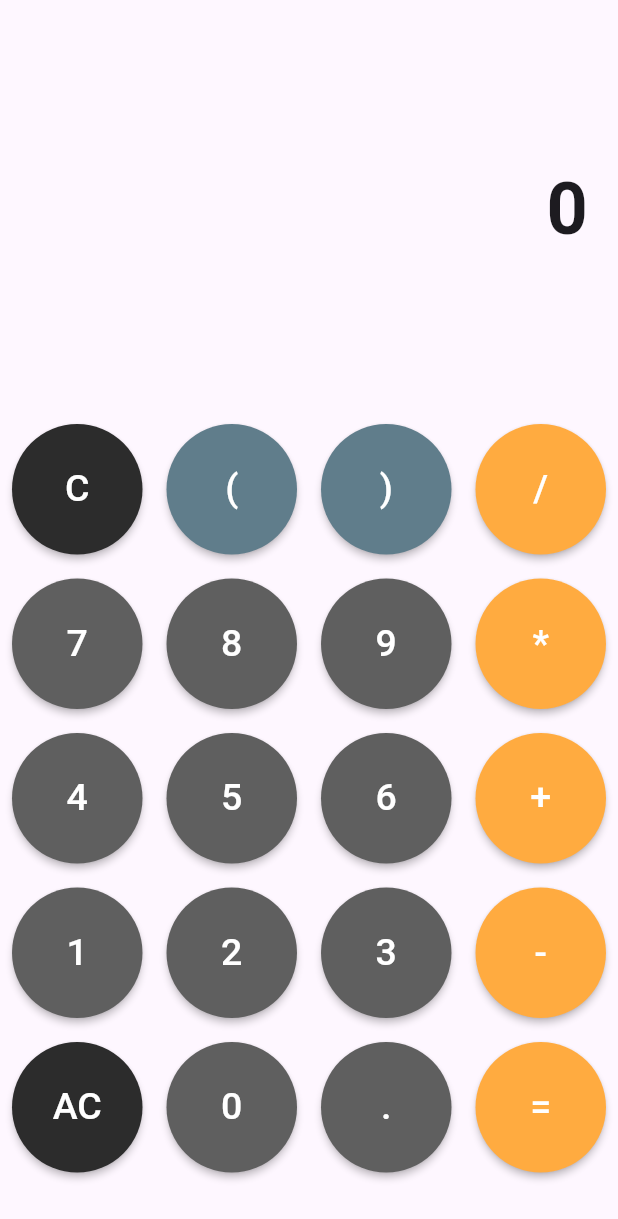
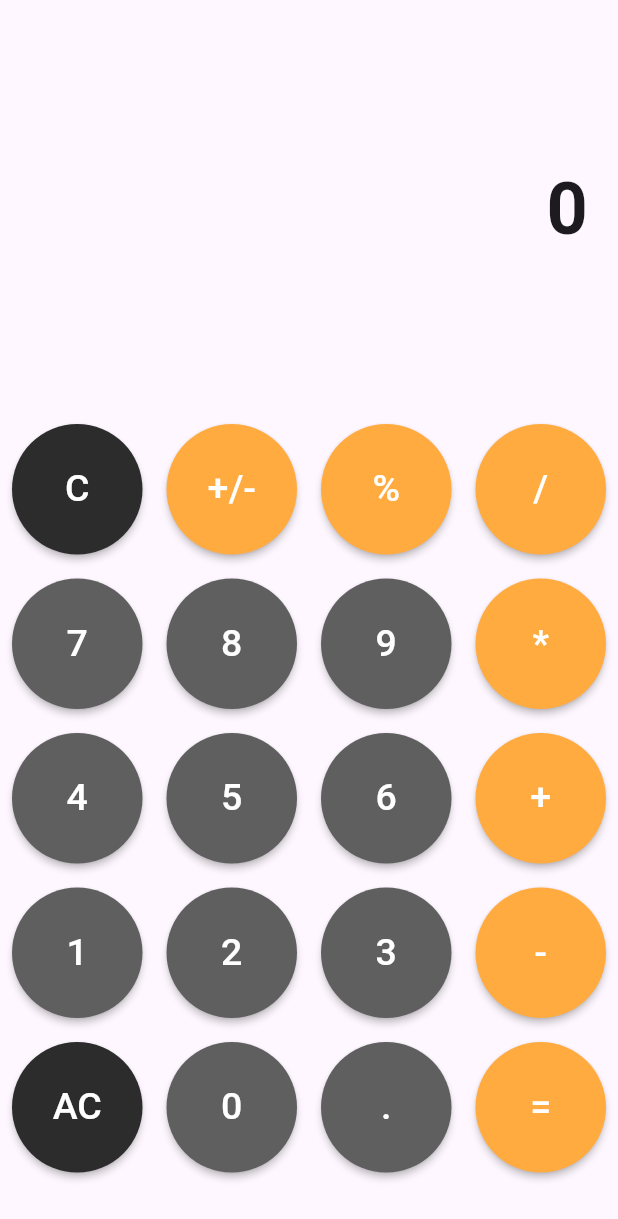
Before and after one commit to Fahim1240/Calculator_using_Flutter, a Flutter app: the screen it shows after launch, on a phone screen of 412 x 824 dp. Shown: the top 1219 px of the screen. Run offline on Flutter 3.47's test engine with Material 2 defaults, Android fonts, the phone set to English and light mode, and no system bars; our stand-ins replace math_expressions.

Commit message:
Second Commit

```diff
--- a/lib/calculator.dart
+++ b/lib/calculator.dart
@@ -12,8 +12,8 @@ class _CalculatorState extends State<Calculator> {
 
   List<String> buttonsList = [
     'C',
-    '(',
-    ')',
+    '+/-',
+    '%',
     '/',
     '7',
     '8',
@@ -126,6 +126,22 @@ class _CalculatorState extends State<Calculator> {
       return;
     }
 
+    if (text == "%") {
+      userInput += '/100';
+      return;
+    }
+
+    if (text == "+/-") {
+      if (userInput.isNotEmpty) {
+        if (userInput[0] == '-') {
+          userInput = userInput.substring(1);
+        } else {
+          userInput = '-' + userInput;
+        }
+      }
+      return;
+    }
+
     userInput = userInput + text;
   }
 
@@ -144,16 +160,14 @@ class _CalculatorState extends State<Calculator> {
         text == "*" ||
         text == "+" ||
         text == "-" ||
-        text == "=") {
+        text == "=" ||
+        text == "+/-" ||
+        text == "%") {
       return Colors.orangeAccent;
     }
     if (text == "C" || text == "AC") {
-      return Color.fromARGB(255, 44, 44, 44);
+      return const Color.fromARGB(255, 44, 44, 44);
     }
-    if (text == "(" || text == ")") {
-      return Colors.blueGrey;
-    }
-
     return const Color.fromARGB(255, 95, 95, 95);
   }
 }
```
